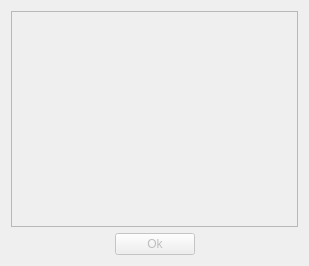
Qt form audioeffects.ui (qmc2/qmc2-mame-fe) before a commit.
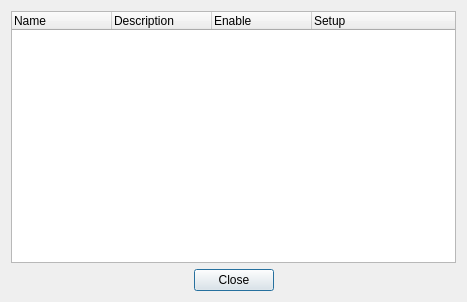
The same form after that commit.

Commit message: wip: audio effects are now working, it's still experimental though

Diff of the .ui file:
```diff
--- a/audioeffects.ui
+++ b/audioeffects.ui
@@ -6,31 +6,14 @@
    <rect>
     <x>0</x>
     <y>0</y>
-    <width>309</width>
-    <height>266</height>
+    <width>467</width>
+    <height>302</height>
    </rect>
   </property>
   <property name="windowTitle">
    <string>Audio effects</string>
   </property>
   <layout class="QGridLayout" name="gridLayout">
-   <item row="0" column="0" colspan="3">
-    <widget class="QScrollArea" name="scrollAreaEffects">
-     <property name="widgetResizable">
-      <bool>true</bool>
-     </property>
-     <widget class="QWidget" name="scrollAreaWidgetContents">
-      <property name="geometry">
-       <rect>
-        <x>0</x>
-        <y>0</y>
-        <width>295</width>
-        <height>223</height>
-       </rect>
-      </property>
-     </widget>
-    </widget>
-   </item>
    <item row="1" column="0">
     <spacer name="spacer1">
      <property name="orientation">
@@ -46,9 +29,6 @@
    </item>
    <item row="1" column="1">
     <widget class="QPushButton" name="pushButtonOk">
-     <property name="enabled">
-      <bool>false</bool>
-     </property>
      <property name="focusPolicy">
       <enum>Qt::ClickFocus</enum>
      </property>
@@ -56,7 +36,7 @@
       <string>Close audio effects dialog</string>
      </property>
      <property name="text">
-      <string>Ok</string>
+      <string>Close</string>
      </property>
     </widget>
    </item>
@@ -73,6 +53,51 @@
      </property>
     </spacer>
    </item>
+   <item row="0" column="0" colspan="3">
+    <widget class="QTreeWidget" name="treeWidgetAudioEffects">
+     <property name="toolTip">
+      <string>List of available audio effects</string>
+     </property>
+     <property name="statusTip">
+      <string>List of available audio effects</string>
+     </property>
+     <property name="alternatingRowColors">
+      <bool>true</bool>
+     </property>
+     <property name="rootIsDecorated">
+      <bool>false</bool>
+     </property>
+     <property name="uniformRowHeights">
+      <bool>true</bool>
+     </property>
+     <property name="itemsExpandable">
+      <bool>false</bool>
+     </property>
+     <property name="allColumnsShowFocus">
+      <bool>true</bool>
+     </property>
+     <column>
+      <property name="text">
+       <string>Name</string>
+      </property>
+     </column>
+     <column>
+      <property name="text">
+       <string>Description</string>
+      </property>
+     </column>
+     <column>
+      <property name="text">
+       <string>Enable</string>
+      </property>
+     </column>
+     <column>
+      <property name="text">
+       <string>Setup</string>
+      </property>
+     </column>
+    </widget>
+   </item>
   </layout>
  </widget>
  <resources/>
```
Left out of the diff: 23 changed lines with no effect on the pictures. The commit also changes 18 other files.
